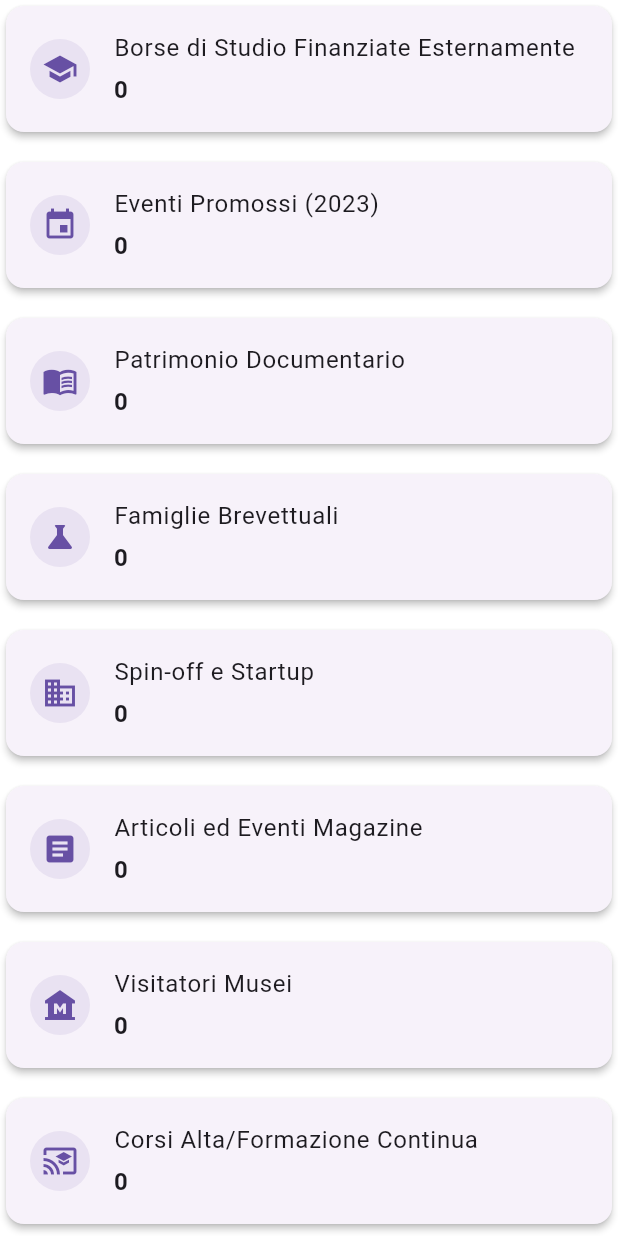
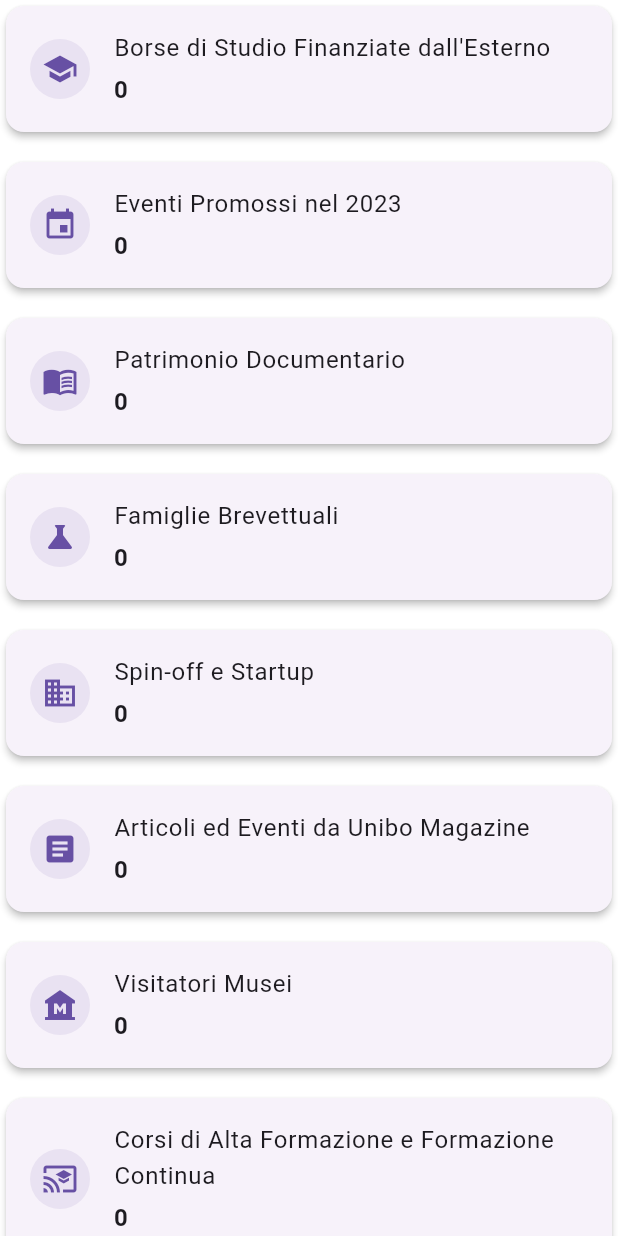
Before and after one commit to until-it-breaks/EcoReportNavigator, a Flutter app: the SocietySummaryGrid widget shown alone on an empty page, opened directly with empty values, on a phone screen of 412 x 824 dp. Run offline on Flutter 3.47's test engine with Material 3 defaults, Android fonts, the phone set to English and light mode, and no system bars; our stand-ins replace fl_chart; network calls fail.

Commit message:
Improved wording

```diff
--- a/frontend/app_client/lib/ui/pages/environment_page.dart
+++ b/frontend/app_client/lib/ui/pages/environment_page.dart
@@ -6,7 +6,7 @@ import 'package:app_client/ui/pages/section_page.dart';
 import 'package:app_client/ui/widgets/base_scaffold.dart';
 import 'package:app_client/ui/widgets/environment/carbon_footprint_table.dart';
 import 'package:app_client/ui/widgets/environment/environment_summary_grid.dart';
-import 'package:app_client/ui/widgets/environment/milestones_gantt_chart.dart';
+import 'package:app_client/ui/widgets/environment/green_milestones_table.dart';
 import 'package:flutter/material.dart';
 
 class EnvironmentPage extends SectionPage {
--- a/frontend/app_client/lib/ui/widgets/environment/environment_summary_grid.dart
+++ b/frontend/app_client/lib/ui/widgets/environment/environment_summary_grid.dart
@@ -18,7 +18,7 @@ class EnvironmentSummaryGrid extends StatelessWidget {
         ),
         SummaryItem(
           icon: Icons.eco,
-          label: "Insegnamenti Ambientali",
+          label: "Insegnamenti su Tematiche Ambientali",
           value: summary.environmentalCourses.toString(),
         ),
         SummaryItem(
@@ -33,7 +33,7 @@ class EnvironmentSummaryGrid extends StatelessWidget {
         ),
         SummaryItem(
           icon: Icons.euro,
-          label: "Spesa per Abbonamenti",
+          label: "Spesa per Abbonamenti Agevolati",
           value: _formatMeasured(summary.subscriptionSpending),
         ),
       ],
--- a/frontend/app_client/lib/ui/widgets/society/society_summary_grid.dart
+++ b/frontend/app_client/lib/ui/widgets/society/society_summary_grid.dart
@@ -13,12 +13,12 @@ class SocietySummaryGrid extends StatelessWidget {
       items: [
         SummaryItem(
           icon: Icons.school,
-          label: "Borse di Studio Finanziate Esternamente",
+          label: "Borse di Studio Finanziate dall'Esterno",
           value: summary.externallyFundedScholarships.toString(),
         ),
         SummaryItem(
           icon: Icons.event,
-          label: "Eventi Promossi (2023)",
+          label: "Eventi Promossi nel 2023",
           value: summary.eventsPromotedIn2023.toString(),
         ),
         SummaryItem(
@@ -38,7 +38,7 @@ class SocietySummaryGrid extends StatelessWidget {
         ),
         SummaryItem(
           icon: Icons.article,
-          label: "Articoli ed Eventi Magazine",
+          label: "Articoli ed Eventi da Unibo Magazine",
           value: summary.magazineArticlesAndEvents.toString(),
         ),
         SummaryItem(
@@ -48,7 +48,7 @@ class SocietySummaryGrid extends StatelessWidget {
         ),
         SummaryItem(
           icon: Icons.cast_for_education,
-          label: "Corsi Alta/Formazione Continua",
+          label: "Corsi di Alta Formazione e Formazione Continua",
           value: summary.advancedAndContinuingEducationCourses.toString(),
         ),
       ],
```
